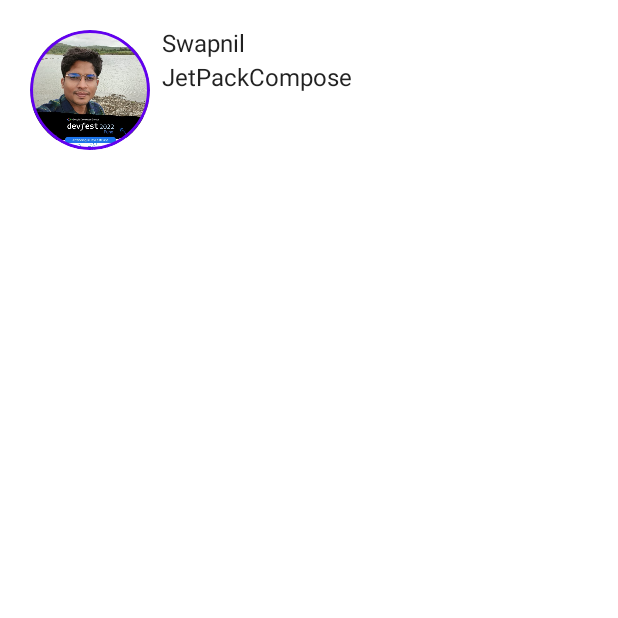
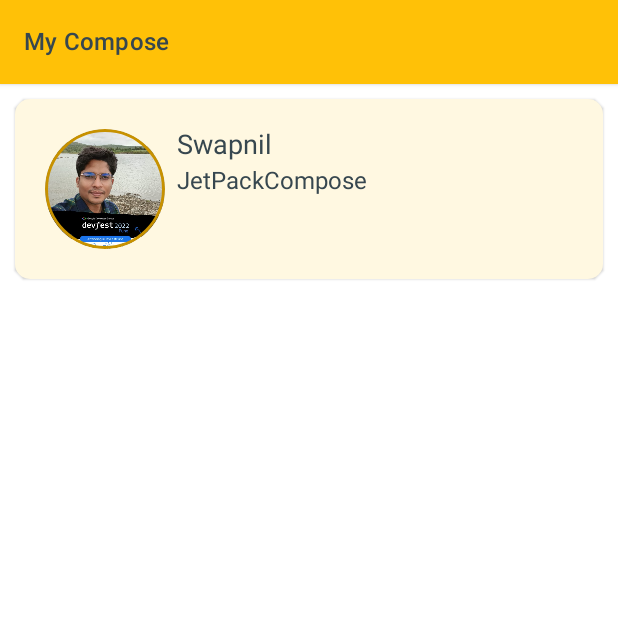
Before and after one commit to swap9391/MyCompose, an Android app built with Jetpack Compose: the screen it shows after launch (MainActivity), on a phone screen of 412 x 824 dp, the top half of it. Run offline under Robolectric (Android 15) with nearby library versions, the phone set to English and light mode, and no system bars; our stand-ins replace constraintlayout-compose.

Commit message:
App Bar Text View Widget

```diff
--- a/app/src/main/AndroidManifest.xml
+++ b/app/src/main/AndroidManifest.xml
@@ -13,7 +13,7 @@
         android:theme="@style/Theme.MyCompose"
         tools:targetApi="31">
         <activity
-            android:name=".MainActivity"
+            android:name=".ui.main.MainActivity"
             android:exported="true"
             android:label="@string/app_name"
             android:theme="@style/Theme.MyCompose">
--- a/app/src/main/java/com/mycompose/MainActivity.kt
+++ /dev/null
@@ -1,65 +0,0 @@
-package com.mycompose
-
-import android.os.Bundle
-import androidx.activity.ComponentActivity
-import androidx.activity.compose.setContent
-import androidx.compose.foundation.Image
-import androidx.compose.foundation.border
-import androidx.compose.foundation.layout.*
-import androidx.compose.foundation.shape.CircleShape
-import androidx.compose.material.MaterialTheme
-import androidx.compose.material.Surface
-import androidx.compose.material.Text
-import androidx.compose.runtime.Composable
-import androidx.compose.ui.Modifier
-import androidx.compose.ui.draw.clip
-import androidx.compose.ui.res.painterResource
-import androidx.compose.ui.tooling.preview.Preview
-import androidx.compose.ui.unit.dp
-import com.mycompose.ui.theme.MyComposeTheme
-
-class MainActivity : ComponentActivity() {
-    override fun onCreate(savedInstanceState: Bundle?) {
-        super.onCreate(savedInstanceState)
-        setContent {
-            MyComposeTheme {
-                // A surface container using the 'background' color from the theme
-                Surface(modifier = Modifier.fillMaxSize(), color = MaterialTheme.colors.background) {
-                    MessageCard(Message("Swapnil","JetPackCompose"))
-                }
-            }
-        }
-    }
-}
-
-data class Message(val title:String,val body:String)
-
-@Composable
-fun MessageCard(message: Message) {
-    Row(modifier = Modifier.padding(20.dp)) {
-       Image(painter = painterResource(
-           id = R.drawable.img_profile),
-           contentDescription = "Profile Pic",
-           modifier = Modifier
-               .size(80.dp)
-               .clip(CircleShape)
-               .border(1.5.dp, MaterialTheme.colors.primary, CircleShape)  )
-
-        Spacer(modifier = Modifier.width(8.dp))
-
-        Column {
-            Text(text = message.title)
-            Spacer(modifier = Modifier.height(4.dp))
-            Text(text = message.body)
-        }
-
-    }
-}
-
-@Preview(showBackground = true)
-@Composable
-fun DefaultPreview() {
-    MyComposeTheme {
-        MessageCard(Message("Swapnil","JetPack Compose"))
-    }
-}
--- /dev/null
+++ b/app/src/main/java/com/mycompose/ui/abstract/AbstractActivity.kt
@@ -0,0 +1,7 @@
+package com.mycompose.ui.abstract
+
+import androidx.activity.ComponentActivity
+
+abstract class AbstractActivity : ComponentActivity() {
+
+}
--- /dev/null
+++ b/app/src/main/java/com/mycompose/ui/abstract/AbstractFragment.kt
@@ -0,0 +1,7 @@
+package com.mycompose.ui.abstract
+
+import androidx.fragment.app.Fragment
+
+abstract class AbstractFragment : Fragment() {
+
+}
--- /dev/null
+++ b/app/src/main/java/com/mycompose/ui/component/MyAppBar.kt
@@ -0,0 +1,31 @@
+package com.mycompose.ui.component
+
+import androidx.compose.material.TopAppBar
+import androidx.compose.runtime.Composable
+import androidx.compose.ui.res.colorResource
+import androidx.compose.ui.unit.dp
+import com.mycompose.R
+
+class MyAppBar {
+    companion object {
+
+        @Composable
+        fun AppBar(title: String) {
+            TopAppBar(
+                title = {
+                    MyComposeText.TextMedium(textValue = title)
+
+                },
+                /*navigationIcon = {
+                    IconButton(onClick = { }) {
+                        Icon(imageVector = Icons.Filled.Menu, contentDescription = "Menu Btn")
+                    }
+                },*/
+                backgroundColor = colorResource(R.color.colorPrimary),
+                contentColor = colorResource(R.color.colorText),
+                elevation = 2.dp
+            )
+
+        }
+    }
+}
--- /dev/null
+++ b/app/src/main/java/com/mycompose/ui/component/MyComposeText.kt
@@ -0,0 +1,53 @@
+package com.mycompose.ui.component
+
+import androidx.compose.foundation.layout.wrapContentSize
+import androidx.compose.material.Text
+import androidx.compose.runtime.Composable
+import androidx.compose.ui.Modifier
+import androidx.compose.ui.graphics.Color
+import androidx.compose.ui.res.colorResource
+import androidx.compose.ui.text.font.FontFamily
+import androidx.compose.ui.unit.sp
+import com.mycompose.R
+
+class MyComposeText {
+    companion object {
+        @Composable
+        fun TextSmall(textValue: String) {
+            Text(
+                text = textValue,
+                fontFamily = FontFamily.SansSerif,
+                color = colorResource(R.color.colorText),
+                fontSize = 13.sp,
+                modifier = Modifier
+                    .wrapContentSize()
+            )
+        }
+
+        @Composable
+        fun TextMedium(textValue: String) {
+            Text(
+                text = textValue,
+                fontFamily = FontFamily.SansSerif,
+                color = colorResource(R.color.colorText),
+                fontSize = 16.sp,
+                modifier = Modifier
+                    .wrapContentSize()
+            )
+        }
+
+
+        @Composable
+        fun TextBig(textValue: String) {
+            Text(
+                text = textValue,
+                fontFamily = FontFamily.SansSerif,
+                color = colorResource(R.color.colorText),
+                fontSize = 18.sp,
+                modifier = Modifier
+                    .wrapContentSize()
+            )
+        }
+    }
+
+}
--- /dev/null
+++ b/app/src/main/java/com/mycompose/ui/main/MainActivity.kt
@@ -0,0 +1,109 @@
+package com.mycompose.ui.main
+
+import android.os.Bundle
+import androidx.activity.compose.setContent
+import androidx.compose.foundation.Image
+import androidx.compose.foundation.border
+import androidx.compose.foundation.layout.*
+import androidx.compose.foundation.shape.CircleShape
+import androidx.compose.foundation.shape.RoundedCornerShape
+import androidx.compose.material.Card
+import androidx.compose.material.Scaffold
+import androidx.compose.material.Surface
+import androidx.compose.runtime.Composable
+import androidx.compose.ui.Modifier
+import androidx.compose.ui.draw.clip
+import androidx.compose.ui.graphics.Color
+import androidx.compose.ui.res.colorResource
+import androidx.compose.ui.res.painterResource
+import androidx.compose.ui.tooling.preview.Preview
+import androidx.compose.ui.unit.dp
+import androidx.constraintlayout.compose.ConstraintLayout
+import com.mycompose.R
+import com.mycompose.ui.abstract.AbstractActivity
+import com.mycompose.ui.component.MyAppBar
+import com.mycompose.ui.component.MyComposeText
+import com.mycompose.ui.theme.MyComposeTheme
+
+class MainActivity : AbstractActivity() {
+    override fun onCreate(savedInstanceState: Bundle?) {
+        super.onCreate(savedInstanceState)
+        setContent {
+            MyComposeTheme {
+                // A surface container using the 'background' color from the theme
+                Surface(modifier = Modifier.fillMaxSize(), color = Color.White) {
+                    MessageCard(Message("Swapnil","JetPackCompose"))
+                }
+            }
+        }
+    }
+}
+
+data class Message(val title:String,val body:String)
+
+@Composable
+fun MessageCard(message: Message) {
+
+    Scaffold(
+        topBar = {
+            MyAppBar.AppBar(title = "My Compose")
+        }
+    ) {
+
+        ConstraintLayout(
+            modifier = Modifier
+                .fillMaxWidth()
+                .padding(10.dp)
+
+        ) {
+
+            val (card) = createRefs()
+
+            Card(
+                shape = RoundedCornerShape(10.dp),
+                backgroundColor = colorResource(R.color.colorPrimaryLight),
+                modifier = Modifier
+                    .wrapContentHeight()
+                    .fillMaxWidth()
+                    .constrainAs(card){
+                        top.linkTo(parent.top)
+                        start.linkTo(parent.start)
+                        end.linkTo(parent.end)
+                    }
+
+            ) {
+                Row(modifier = Modifier.padding(20.dp)) {
+                    Image(
+                        painter = painterResource(
+                            id = R.drawable.img_profile
+                        ),
+                        contentDescription = "Profile Pic",
+                        modifier = Modifier
+                            .size(80.dp)
+                            .clip(CircleShape)
+                            .border(1.5.dp, colorResource(R.color.colorPrimaryDark), CircleShape)
+                    )
+
+                    Spacer(modifier = Modifier.width(8.dp))
+
+                    Column {
+                        MyComposeText.TextBig(textValue = message.title)
+                        Spacer(modifier = Modifier.height(4.dp))
+                        MyComposeText.TextMedium(textValue = message.body)
+                    }
+
+                }
+            }
+        }
+    }
+
+
+}
+
+@Preview(showBackground = true)
+@Composable
+fun DefaultPreview() {
+    MyComposeTheme {
+        MessageCard(Message("Swapnil","JetPack Compose"))
+    }
+}
--- /dev/null
+++ b/app/src/main/java/com/mycompose/ui/main/list/ComposeListFragment.kt
@@ -0,0 +1,24 @@
+package com.mycompose.ui.main.list
+
+import android.os.Bundle
+import android.view.LayoutInflater
+import android.view.View
+import android.view.ViewGroup
+import androidx.compose.ui.platform.ComposeView
+import com.mycompose.ui.abstract.AbstractFragment
+import androidx.compose.material.Text
+class ComposeListFragment : AbstractFragment() {
+
+    override fun onCreateView(
+        inflater: LayoutInflater,
+        container: ViewGroup?,
+        savedInstanceState: Bundle?
+    ): View {
+
+        return ComposeView(requireContext()).apply {
+            setContent {
+                Text(text = "Hello world.")
+            }
+        }
+    }
+}
--- a/app/src/main/java/com/mycompose/ui/theme/Theme.kt
+++ b/app/src/main/java/com/mycompose/ui/theme/Theme.kt
@@ -2,20 +2,23 @@ package com.mycompose.ui.theme
 
 import androidx.compose.foundation.isSystemInDarkTheme
 import androidx.compose.material.MaterialTheme
-import androidx.compose.material.darkColors
 import androidx.compose.material.lightColors
 import androidx.compose.runtime.Composable
+import androidx.compose.ui.graphics.Color
+import com.mycompose.R
 
+/*
 private val DarkColorPalette = darkColors(
     primary = Purple200,
     primaryVariant = Purple700,
     secondary = Teal200
 )
+*/
 
 private val LightColorPalette = lightColors(
-        primary = Purple500,
-        primaryVariant = Purple700,
-        secondary = Teal200
+    primary = Color(R.color.colorPrimary),
+    primaryVariant = Color(R.color.colorPrimaryDark),
+    secondary = Color(R.color.colorSecondary)
 
     /* Other default colors to override
 background = Color.White,
@@ -29,11 +32,13 @@ private val LightColorPalette = lightColors(
 
 @Composable
 fun MyComposeTheme(darkTheme: Boolean = isSystemInDarkTheme(), content: @Composable () -> Unit) {
-    val colors = if (darkTheme) {
+    val colors =  LightColorPalette /*if (darkTheme) {
         DarkColorPalette
     } else {
-        LightColorPalette
+
     }
+*/
+
 
     MaterialTheme(
         colors = colors,
--- a/app/src/main/res/values/colors.xml
+++ b/app/src/main/res/values/colors.xml
@@ -1,10 +1,14 @@
 <?xml version="1.0" encoding="utf-8"?>
 <resources>
-    <color name="purple_200">#FFBB86FC</color>
-    <color name="purple_500">#FF6200EE</color>
-    <color name="purple_700">#FF3700B3</color>
+    <color name="colorPrimary">#ffc107</color>
+    <color name="colorPrimaryDark">#c79100</color>
+    <color name="colorAccent">#fff350</color>
+    <color name="colorSecondary">#ffa000</color>
+    <color name="colorPrimaryLight">#fff8e1</color>
+    <color name="colorText">#37474f</color>
     <color name="teal_200">#FF03DAC5</color>
     <color name="teal_700">#FF018786</color>
     <color name="black">#FF000000</color>
     <color name="white">#FFFFFFFF</color>
+
 </resources>
--- a/app/src/main/res/values/themes.xml
+++ b/app/src/main/res/values/themes.xml
@@ -2,6 +2,6 @@
 <resources>
 
     <style name="Theme.MyCompose" parent="android:Theme.Material.Light.NoActionBar">
-        <item name="android:statusBarColor">@color/purple_700</item>
+        <item name="android:statusBarColor">@color/colorPrimaryDark</item>
     </style>
 </resources>
```
Also changed, not shown: app/build.gradle (+6 -1 lines), app/src/main/java/com/mycompose/ui/theme/Color.kt (line endings or trailing spaces). Lines whose indentation alone changed are shown as unchanged.
